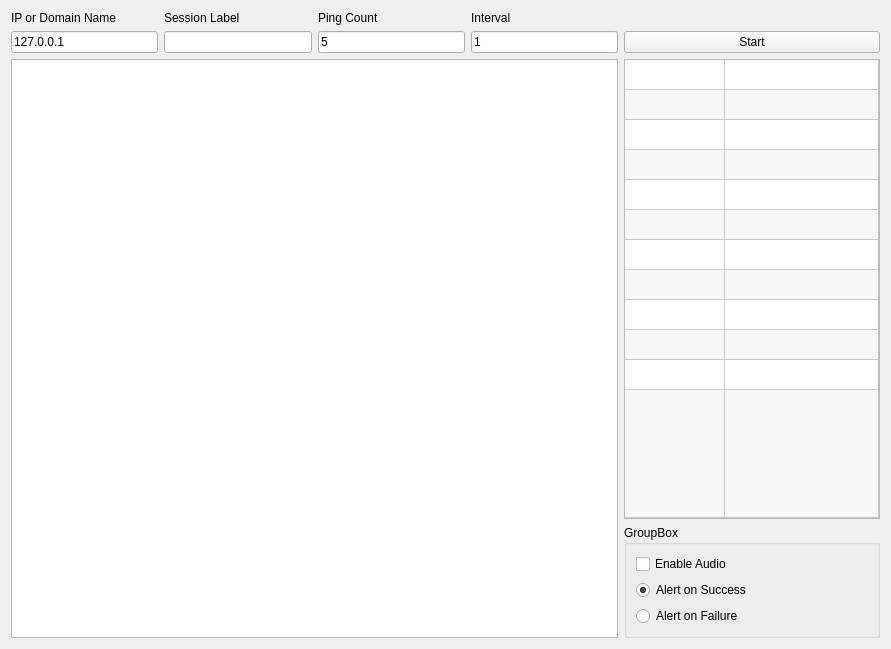
First picture: the form in pingpung/ppui/pptab.ui, repository RainDogSoftware/pingpung, before the edit.
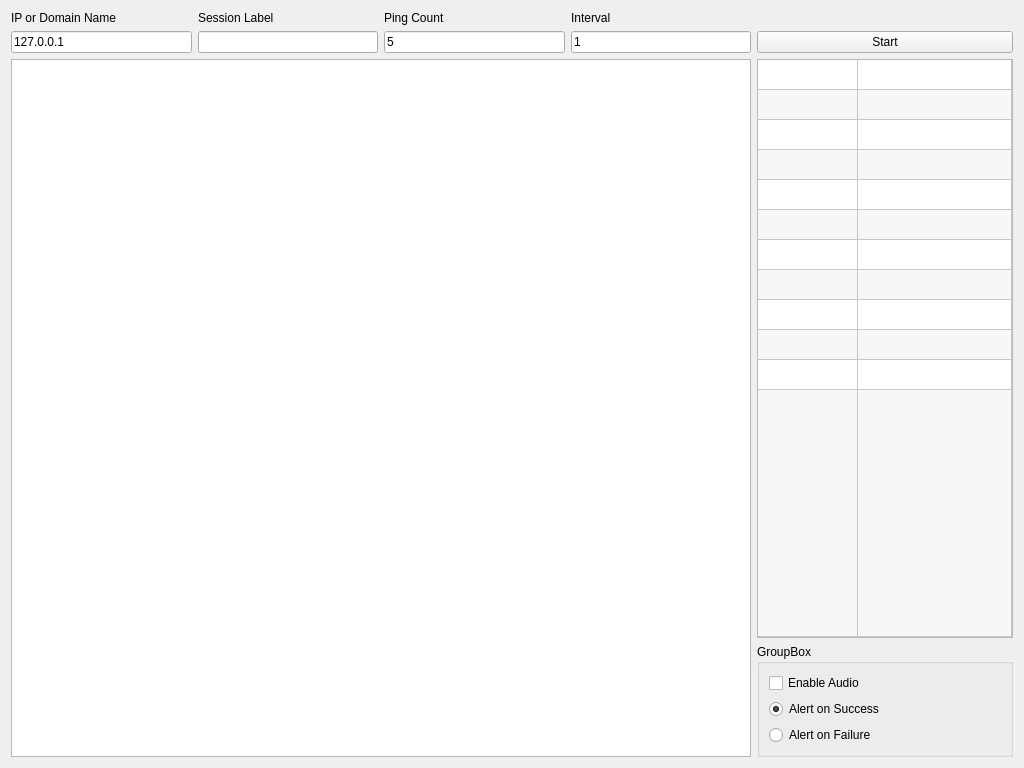
Second picture: the form after the edit.

Commit message: workin on stats and output

```diff
--- a/pingpung/ppui/pptab.ui
+++ b/pingpung/ppui/pptab.ui
@@ -6,8 +6,8 @@
    <rect>
     <x>0</x>
     <y>0</y>
-    <width>891</width>
-    <height>649</height>
+    <width>1024</width>
+    <height>768</height>
    </rect>
   </property>
   <property name="windowTitle">
```
The commit also changes 2 other files.
